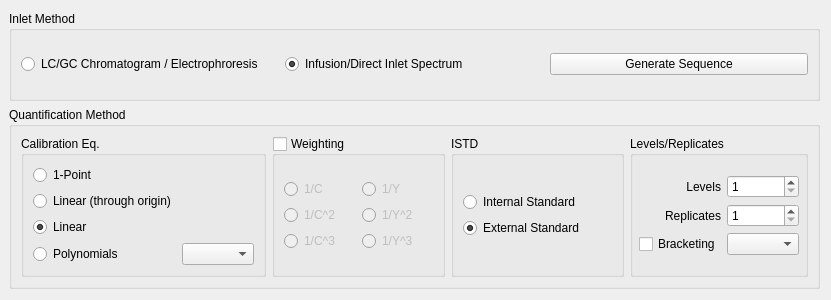
Above: src/plugins/quan/quanconfigform.ui from qtplatz/qtplatz before the change. Below: the same form after it.
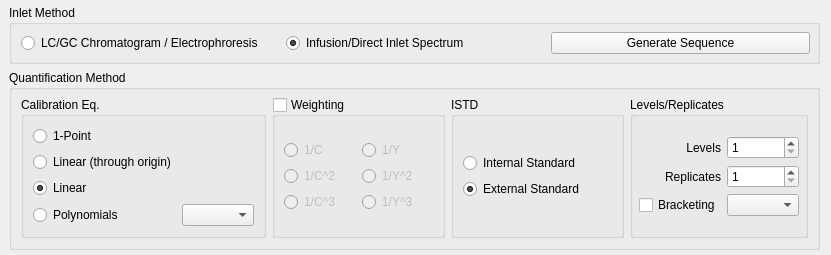
That is the form after the change.

What changed in the file:
```diff
--- a/src/plugins/quan/quanconfigform.ui
+++ b/src/plugins/quan/quanconfigform.ui
@@ -7,9 +7,15 @@
     <x>0</x>
     <y>0</y>
     <width>831</width>
-    <height>300</height>
+    <height>235</height>
    </rect>
   </property>
+  <property name="maximumSize">
+   <size>
+    <width>16777215</width>
+    <height>248</height>
+   </size>
+  </property>
   <property name="windowTitle">
    <string>Form</string>
   </property>
@@ -17,6 +23,12 @@
    <property name="leftMargin">
     <number>9</number>
    </property>
+   <property name="topMargin">
+    <number>5</number>
+   </property>
+   <property name="bottomMargin">
+    <number>5</number>
+   </property>
    <item row="0" column="0">
     <layout class="QGridLayout" name="gridLayout" rowstretch="0">
      <item row="0" column="0">
@@ -25,6 +37,18 @@
         <string>Inlet Method</string>
        </property>
        <layout class="QGridLayout" name="gridLayout_6">
+        <property name="leftMargin">
+         <number>9</number>
+        </property>
+        <property name="topMargin">
+         <number>7</number>
+        </property>
+        <property name="rightMargin">
+         <number>7</number>
+        </property>
+        <property name="bottomMargin">
+         <number>7</number>
+        </property>
         <item row="0" column="0">
          <layout class="QGridLayout" name="gridLayout_5">
           <item row="0" column="1">
@@ -64,6 +88,9 @@
       <string>Quantification Method</string>
      </property>
      <layout class="QGridLayout" name="gridLayout_4">
+      <property name="topMargin">
+       <number>7</number>
+      </property>
       <item row="0" column="0">
        <layout class="QGridLayout" name="gridLayout_3">
         <item row="0" column="2">
```
